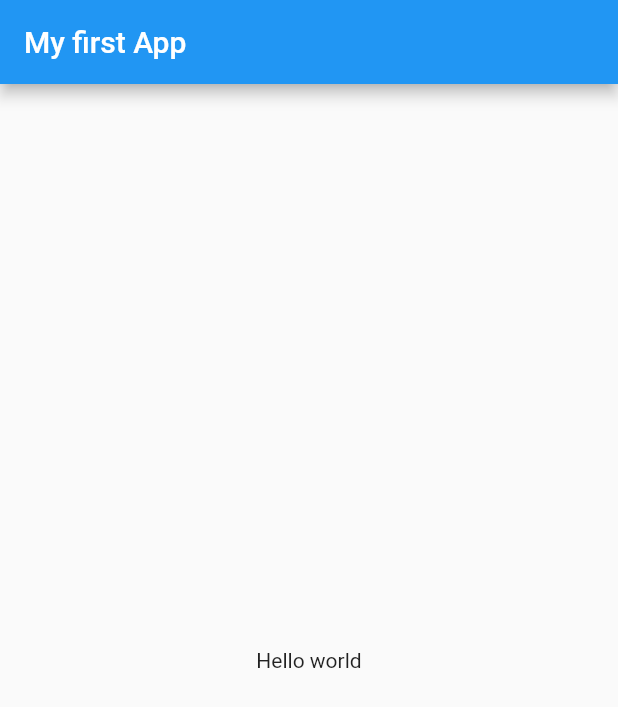
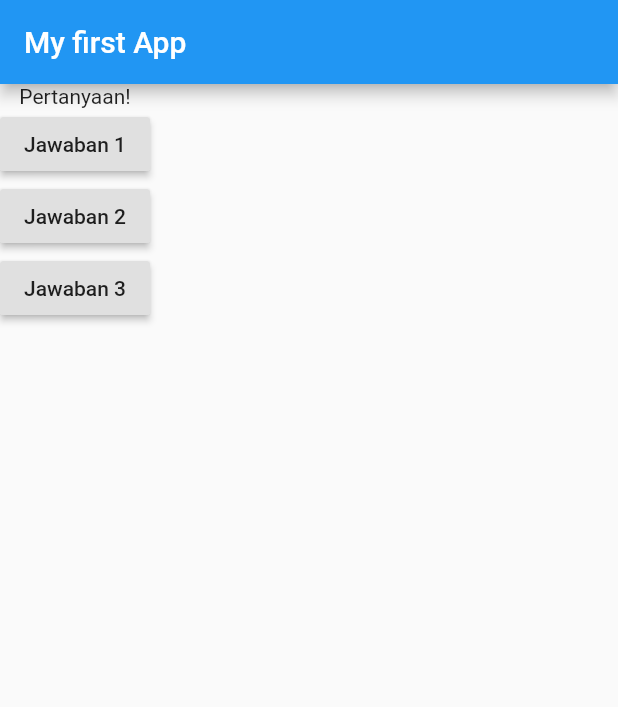
Before and after one commit to GusArdhi/Modul_Pratikum_4, a Flutter app: the screen it shows after launch, on a phone screen of 412 x 824 dp. Shown: the top 707 px of the screen. Run offline on Flutter 3.47's test engine with Material 2 defaults, Android fonts, the phone set to English and light mode, and no system bars.

Commit message:
penggunaan anonymous function

```diff
--- a/lib/main.dart
+++ b/lib/main.dart
@@ -3,14 +3,33 @@ import 'package:flutter/material.dart';
 void main() => runApp(MyApp());
 
 class MyApp extends StatelessWidget {
+  jawab() {
+    print('jawaban dipilih!');
+  }
+
   Widget build(BuildContext context) {
     return MaterialApp(
       home: Scaffold(
-        appBar: AppBar(
-          title: Text('My first App'),
-        ),
-        body: Center(child: Text('Hello world')),
-      ),
+          appBar: AppBar(
+            title: Text('My first App'),
+          ),
+          body: Column(children: <Widget>[
+            Text('Pertanyaan!'),
+            RaisedButton(
+              child: Text('Jawaban 1'),
+              onPressed: () => print('jawaban dipilih!'),
+            ),
+            RaisedButton(
+              child: Text('Jawaban 2'),
+              onPressed: () {
+                print('jawaban dipilih!');
+              },
+            ),
+            RaisedButton(
+              child: Text('Jawaban 3'),
+              onPressed: () => print('jawaban dipilih!'),
+            )
+          ])),
     );
   }
 }
```
